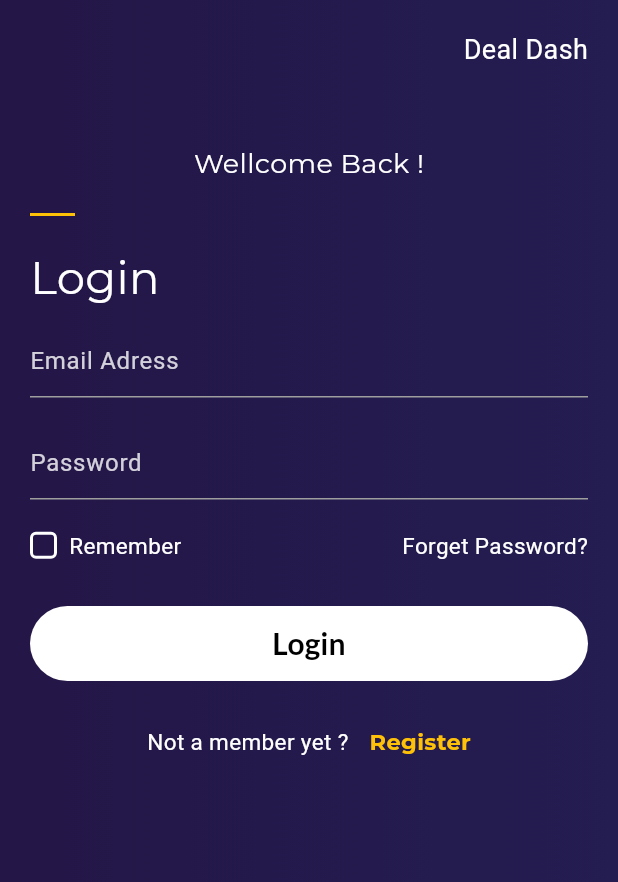
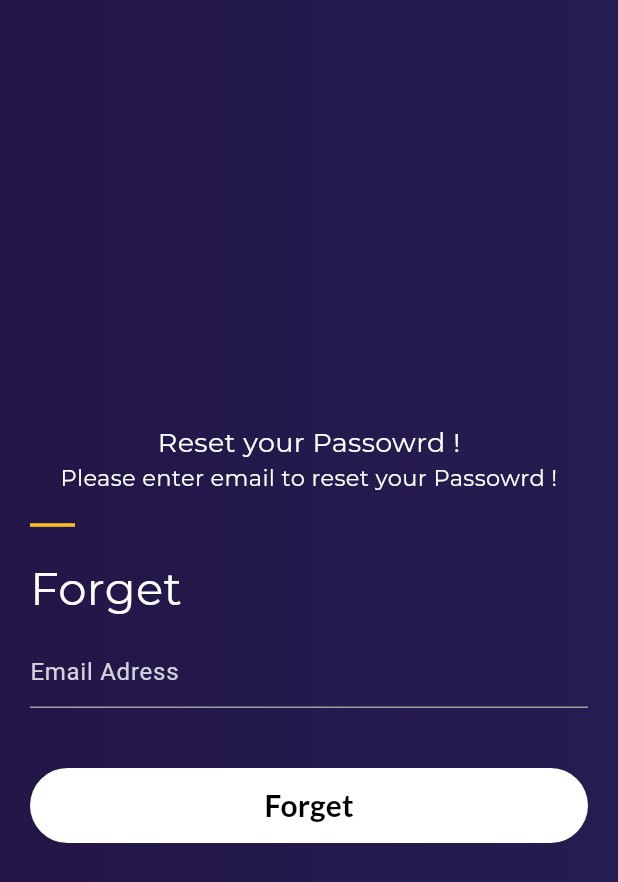
Before and after one commit to Faisii786/Deal-Dash, a Flutter app: the screen it shows after launch, after a tap on "Forget Password?", on a phone screen of 412 x 824 dp. Shown: the top 882 px of the screen. Run offline on Flutter 3.47's test engine with Material 3 defaults, Android fonts, the phone set to English and light mode, and no system bars; our stand-ins replace firebase_core, get, google_fonts; accounts and stored records are empty; Roboto replaces fonts that are missing (Sansita).

Commit message:
Deal Dash

```diff
--- a/lib/Model/clothes_model.dart
+++ b/lib/Model/clothes_model.dart
@@ -1,7 +1,11 @@
+import 'package:flutter/material.dart';
+
 class ClothesModel {
   final String img;
+  final VoidCallback ontap;
 
   ClothesModel({
     required this.img,
+    required this.ontap,
   });
 }
--- /dev/null
+++ b/lib/auth/forget_password.dart
@@ -0,0 +1,102 @@
+import 'package:e_commerce_app/screens/bottom_navBar.dart';
+import 'package:e_commerce_app/utility/colors.dart';
+import 'package:e_commerce_app/widgets/button.dart';
+import 'package:e_commerce_app/widgets/text_field.dart';
+import 'package:flutter/material.dart';
+import 'package:get/get.dart';
+import 'package:google_fonts/google_fonts.dart';
+
+class ForgetPassword extends StatefulWidget {
+  const ForgetPassword({super.key});
+
+  @override
+  State<ForgetPassword> createState() => _ForgetPasswordState();
+}
+
+class _ForgetPasswordState extends State<ForgetPassword> {
+  bool isChecked = false;
+  @override
+  Widget build(BuildContext context) {
+    return SafeArea(
+      child: Scaffold(
+        body: Container(
+          decoration: BoxDecoration(
+            gradient: LinearGradient(colors: [
+              AppColors().backgroundColor,
+              AppColors().backgroundColor1,
+            ]),
+          ),
+          height: Get.height * 1,
+          width: Get.width * 1,
+          child: Padding(
+            padding:
+                const EdgeInsets.only(left: 20, right: 20, bottom: 50, top: 20),
+            child: Column(
+              mainAxisAlignment: MainAxisAlignment.center,
+              children: [
+                const SizedBox(
+                  height: 50,
+                ),
+                Column(
+                  mainAxisAlignment: MainAxisAlignment.center,
+                  crossAxisAlignment: CrossAxisAlignment.start, // Start content
+                  children: [
+                    Center(
+                      child: Text(
+                        "Reset your Passowrd !",
+                        style: GoogleFonts.montserrat(
+                            color: AppColors().whiteColor, fontSize: 18),
+                      ),
+                    ),
+                    Center(
+                      child: Text(
+                        "Please enter email to reset your Passowrd !",
+                        textAlign: TextAlign.center,
+                        style: GoogleFonts.montserrat(
+                            color: AppColors().whiteColor, fontSize: 15),
+                      ),
+                    ),
+                    const SizedBox(
+                      height: 20,
+                    ),
+                    const SizedBox(
+                      width: 30,
+                      height: 2,
+                      child: LinearProgressIndicator(
+                        value: 3,
+                        valueColor: AlwaysStoppedAnimation<Color>(Colors.amber),
+                      ),
+                    ),
+                    const SizedBox(
+                      height: 20,
+                    ),
+                    Text(
+                      "Forget",
+                      style: GoogleFonts.montserrat(
+                          color: AppColors().whiteColor, fontSize: 30),
+                    ),
+                    Container(
+                      margin: const EdgeInsets.symmetric(vertical: 10),
+                      child: const MyTextField(
+                          hintText: 'Enter Email',
+                          labelText: 'Email Adress',
+                          icon: Icons.person),
+                    ),
+                    const SizedBox(
+                      height: 30,
+                    ),
+                    MyButton(
+                        text: 'Forget',
+                        onPressed: () {
+                          Get.to(() => MyBottomNavbar());
+                        }),
+                  ],
+                ),
+              ],
+            ),
+          ),
+        ),
+      ),
+    );
+  }
+}
--- a/lib/auth/login_page.dart
+++ b/lib/auth/login_page.dart
@@ -1,3 +1,4 @@
+import 'package:e_commerce_app/auth/forget_password.dart';
 import 'package:e_commerce_app/auth/signup.dart';
 import 'package:e_commerce_app/screens/bottom_navBar.dart';
 import 'package:e_commerce_app/utility/colors.dart';
@@ -133,7 +134,9 @@ class _LoginPageState extends State<LoginPage> {
                           ),
                         ),
                         GestureDetector(
-                          onTap: () {},
+                          onTap: () {
+                            Get.to(() => ForgetPassword());
+                          },
                           child: Text(
                             "Forget Password?",
                             style: GoogleFonts.roboto(
@@ -159,7 +162,7 @@ class _LoginPageState extends State<LoginPage> {
                       mainAxisAlignment: MainAxisAlignment.center,
                       children: [
                         Text(
-                          "Not a member yet ? ",
+                          "Didn't have an account ? ",
                           style: GoogleFonts.roboto(
                               color: AppColors().whiteColor, fontSize: 15),
                         ),
--- a/lib/screens/bottom_navBar.dart
+++ b/lib/screens/bottom_navBar.dart
@@ -28,7 +28,8 @@ class _MyBottomNavbarState extends State<MyBottomNavbar> {
 
   @override
   Widget build(BuildContext context) {
-    return Scaffold(
+    return SafeArea(
+      child: Scaffold(
         body: Center(
           child: _widgetOptions.elementAt(_selectedIndex),
         ),
@@ -72,6 +73,7 @@ class _MyBottomNavbarState extends State<MyBottomNavbar> {
             onTap: _onItemTapped,
           ),
         ),
+      ),
     );
   }
 }
--- a/lib/screens/home_screen.dart
+++ b/lib/screens/home_screen.dart
@@ -3,6 +3,7 @@ import 'package:e_commerce_app/components/foryouCollection/hoddies.dart';
 import 'package:e_commerce_app/components/foryouCollection/jeans.dart';
 import 'package:e_commerce_app/components/foryouCollection/shirts.dart';
 import 'package:e_commerce_app/components/foryouCollection/track_suits.dart';
+import 'package:e_commerce_app/screens/cart_screen.dart';
 import 'package:e_commerce_app/widgets/cart&notifi.dart';
 import 'package:e_commerce_app/components/cashback.dart';
 import 'package:e_commerce_app/widgets/categories.dart';
@@ -33,7 +34,9 @@ class DashboardScreen extends StatelessWidget {
                     width: 5,
                   ),
                   CartAndNoticationIcon(
-                      icon: Icons.shopping_cart, onTap: () {}),
+                      icon: Icons.shopping_cart, onTap: () {
+                        Get.to(()=> CartScreen());
+                      }),
                   SizedBox(
                     width: 5,
                   ),
--- a/lib/widgets/offerHeadings.dart
+++ b/lib/widgets/offerHeadings.dart
@@ -18,11 +18,6 @@ class OffersHeadings extends StatelessWidget {
               fontSize: 20,
               fontWeight: FontWeight.bold),
         ),
-        Text(
-          "See More",
-          style:
-              GoogleFonts.roboto(color: AppColors().greykColor, fontSize: 16),
-        ),
       ],
     );
   }
```
Also changed, not shown: lib/Model/cart_model.dart (added, +18 -0 lines), lib/components/foryouCollection/caps.dart (+36 -9 lines), lib/components/foryouCollection/hoddies.dart (+20 -5 lines), lib/components/foryouCollection/jeans.dart (+20 -5 lines), lib/components/foryouCollection/shirt_detal.dart (added, +102 -0 lines), lib/components/foryouCollection/shirts.dart (+32 -14 lines), lib/components/foryouCollection/track_suits.dart (+20 -5 lines), lib/screens/cart_screen.dart (added, +23 -0 lines), lib/widgets/addToCartButton.dart (added, +36 -0 lines), lib/widgets/foryou_collection_widget.dart (+38 -13 lines). Lines whose indentation alone changed are shown as unchanged.
